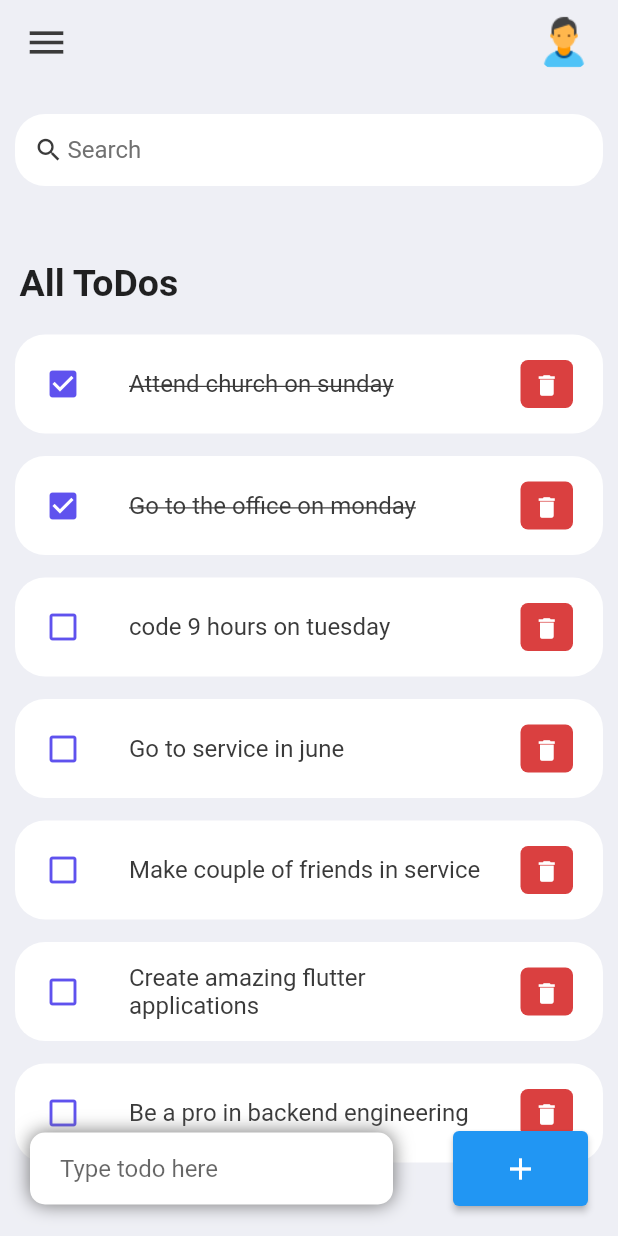
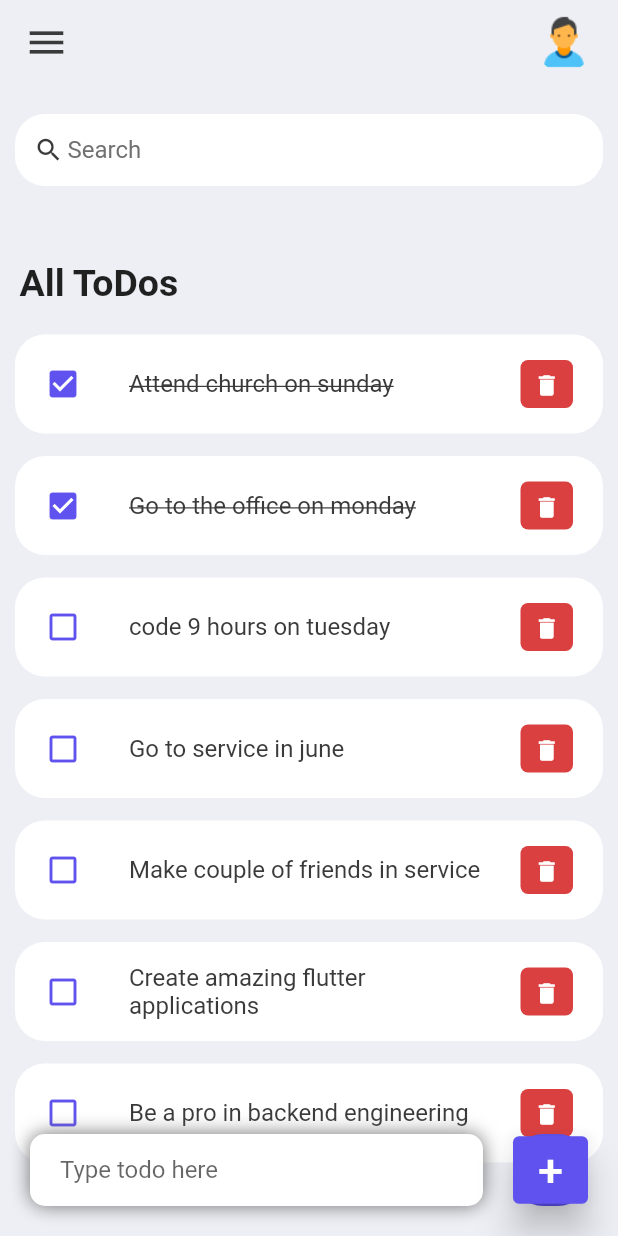
Before and after one commit to Owoeye1321/todo-list, a Flutter app: the screen it shows after launch, on a phone screen of 412 x 824 dp. Run offline on Flutter 3.47's test engine with Material 2 defaults, Android fonts, the phone set to English and light mode, and no system bars.

Commit message:
crafting some cool stuff here

```diff
--- a/lib/screens/todo.dart
+++ b/lib/screens/todo.dart
@@ -14,6 +14,19 @@ class Todo extends StatefulWidget {
 
 class _TodoState extends State<Todo> {
   final todosList = ToDoModel.todoList();
+
+  _handleTodoChange(ToDoModel todo) {
+    setState(() {
+      todo.isDone = !todo.isDone;
+    });
+  }
+
+  _handleDelete(String id) {
+    setState(() {
+      todosList.removeWhere((item) => item.id == id);
+    });
+    ;
+  }
 
   @override
   Widget build(BuildContext context) {
@@ -40,9 +53,11 @@ class _TodoState extends State<Todo> {
                               fontWeight: FontWeight.bold, fontSize: 25),
                         ),
                       ),
-                      for (ToDoModel todo in todosList)
+                      for (ToDoModel todoo in todosList)
                         TodoItem(
-                          todo: todo,
+                          todo: todoo,
+                          onTodoHandle: _handleTodoChange,
+                          onTodoDelete: _handleDelete,
                         ),
                     ],
                   ),
@@ -77,15 +92,19 @@ class _TodoState extends State<Todo> {
                 ),
               ),
               Container(
-                width: 90,
-                height: 50,
-                padding: EdgeInsets.symmetric(horizontal: 0.0, vertical: 0.0),
-                margin: EdgeInsets.only(bottom: 20, right: 20, left: 20),
+                margin: EdgeInsets.only(bottom: 20, right: 20),
                 decoration: BoxDecoration(
                     color: tdBlue, borderRadius: BorderRadius.circular(20)),
                 child: ElevatedButton(
                   onPressed: () {},
-                  child: Icon(Icons.add),
+                  child: Text(
+                    "+",
+                    style: TextStyle(fontSize: 30),
+                  ),
+                  style: ElevatedButton.styleFrom(
+                      backgroundColor: tdBlue,
+                      minimumSize: Size(50, 45),
+                      elevation: 10),
                 ),
               ),
             ]),
--- a/lib/widgets/todo_item.dart
+++ b/lib/widgets/todo_item.dart
@@ -4,9 +4,13 @@ import 'package:todo_list/model/todo_model.dart';
 
 class TodoItem extends StatelessWidget {
   final ToDoModel todo;
+  final onTodoHandle;
+  final onTodoDelete;
   const TodoItem({
     super.key,
     required this.todo,
+    this.onTodoHandle,
+    this.onTodoDelete,
   });
 
   @override
@@ -14,7 +18,9 @@ class TodoItem extends StatelessWidget {
     return Container(
       margin: EdgeInsets.only(bottom: 15),
       child: ListTile(
-        onTap: () {},
+        onTap: () {
+          onTodoHandle(todo);
+        },
         shape: RoundedRectangleBorder(
           borderRadius: BorderRadius.circular(20),
         ),
@@ -46,7 +52,9 @@ class TodoItem extends StatelessWidget {
             icon: Icon(
               Icons.delete,
             ),
-            onPressed: () {},
+            onPressed: () {
+              onTodoDelete(todo.id);
+            },
           ),
         ),
       ),
```
